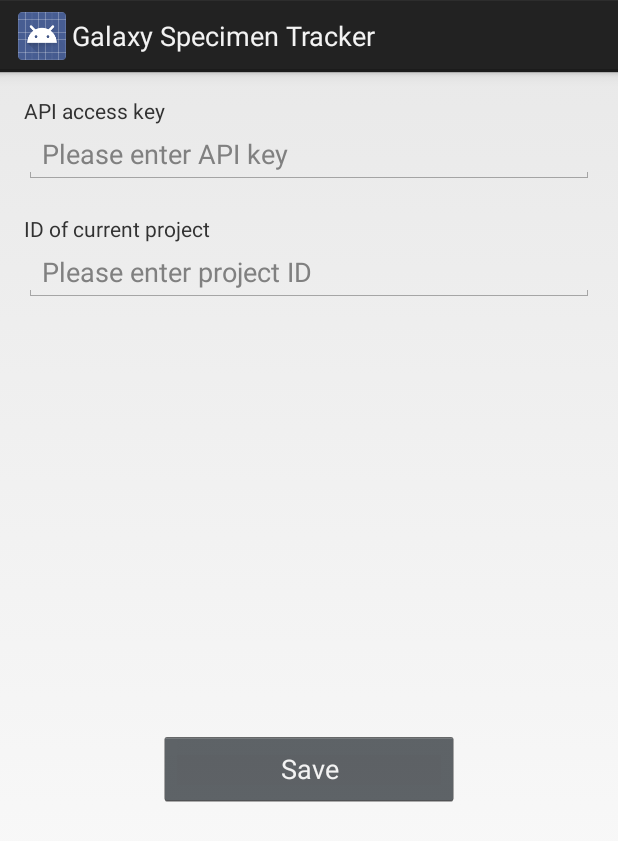
After one commit to specimentracking/sample-tracker-android, an Android app: the layout act_settings.xml on its own in the app's theme, with its tools: preview values and no code run, on a phone screen of 412 x 824 dp. The commit adds this screen. Shown: the top 841 px of the screen. Run offline under Robolectric (Android 15) with nearby library versions, the phone set to English and light mode, and no system bars.

Commit message:
Settings activity UI

```diff
--- a/app/src/main/AndroidManifest.xml
+++ b/app/src/main/AndroidManifest.xml
@@ -19,6 +19,10 @@
                 <category android:name="android.intent.category.LAUNCHER" />
             </intent-filter>
         </activity>
+        <activity
+            android:name=".ui.settings.SettingsActivity"
+            android:configChanges="orientation|screenSize|keyboardHidden"
+            android:screenOrientation="portrait" />
     </application>
 
 </manifest>
--- a/app/src/main/res/layout/act_main.xml
+++ b/app/src/main/res/layout/act_main.xml
@@ -8,7 +8,8 @@
         android:layout_width="wrap_content"
         android:layout_height="wrap_content"
         android:layout_centerInParent="true"
-        android:padding="30dp"
+        android:minHeight="100dp"
+        android:onClick="onClick"
         android:text="@string/glb_scan_barcode"
         />
 
@@ -19,6 +20,7 @@
         android:layout_above="@id/scan"
         android:layout_centerHorizontal="true"
         android:layout_marginBottom="90dp"
+        android:onClick="onClick"
         android:text="@string/glb_settings"
         />
 
--- /dev/null
+++ b/app/src/main/res/layout/act_settings.xml
@@ -0,0 +1,55 @@
+<?xml version="1.0" encoding="utf-8"?>
+<LinearLayout xmlns:android="http://schemas.android.com/apk/res/android"
+    android:layout_width="match_parent"
+    android:layout_height="match_parent"
+    android:layout_marginLeft="@dimen/activity_horizontal_margin"
+    android:layout_marginRight="@dimen/activity_horizontal_margin"
+    android:layout_marginTop="@dimen/activity_vertical_margin"
+    android:orientation="vertical"
+    >
+
+    <TextView
+        android:layout_width="wrap_content"
+        android:layout_height="wrap_content"
+        android:text="@string/settings_key"
+        />
+
+
+    <EditText
+        android:id="@+id/key"
+        android:layout_width="match_parent"
+        android:layout_height="wrap_content"
+        android:hint="@string/settings_key_hint"
+        />
+
+    <TextView
+        android:layout_width="wrap_content"
+        android:layout_height="wrap_content"
+        android:layout_marginTop="20dp"
+        android:text="@string/settings_project_id"
+        />
+
+    <EditText
+        android:id="@+id/project_id"
+        android:layout_width="match_parent"
+        android:layout_height="wrap_content"
+        android:hint="@string/settings_project_id_hint"
+        />
+
+    <RelativeLayout
+        android:layout_width="match_parent"
+        android:layout_height="0dp"
+        android:layout_weight="1"
+        >
+
+        <Button
+            android:id="@+id/save"
+            android:layout_width="wrap_content"
+            android:layout_height="wrap_content"
+            android:layout_centerInParent="true"
+            android:minWidth="200dp"
+            android:text="@string/glb_save"
+            />
+    </RelativeLayout>
+
+</LinearLayout>
--- a/app/src/main/res/values/strings.xml
+++ b/app/src/main/res/values/strings.xml
@@ -2,7 +2,14 @@
 <resources>
 
     <string name="app_name">Galaxy Specimen Tracker</string>
+
+    <string name="glb_save">Save</string>
     <string name="glb_settings">Settings</string>
     <string name="glb_scan_barcode">Scan Barcode</string>
 
+    <string name="settings_key">API access key</string>
+    <string name="settings_key_hint">Please enter API key</string>
+    <string name="settings_project_id">ID of current project</string>
+    <string name="settings_project_id_hint">Please enter project ID</string>
+
 </resources>
```
Also changed, not shown: app/src/main/java/org/galaxyproject/sampletracker/ui/MainActivity.java (+18 -0 lines), app/src/main/java/org/galaxyproject/sampletracker/ui/settings/SettingsActivity.java (added, +22 -0 lines), app/src/main/java/org/galaxyproject/sampletracker/util/Toasts.java (added, +37 -0 lines).
